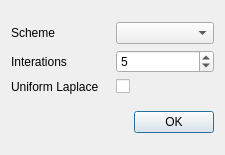
Above: applications/Mapple/dialogs/dialog_surface_mesh_smoothing.ui from LiangliangNan/Easy3D before the change. Below: the same form after it.
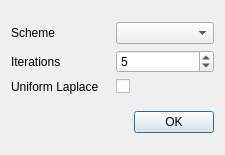
That is the form after the change.

The edit to the form file:
```diff
--- a/applications/Mapple/dialogs/dialog_surface_mesh_smoothing.ui
+++ b/applications/Mapple/dialogs/dialog_surface_mesh_smoothing.ui
@@ -29,7 +29,7 @@
      <item row="1" column="0">
       <widget class="QLabel" name="labelIterations">
        <property name="text">
-        <string>Interations</string>
+        <string>Iterations</string>
        </property>
       </widget>
      </item>
```
